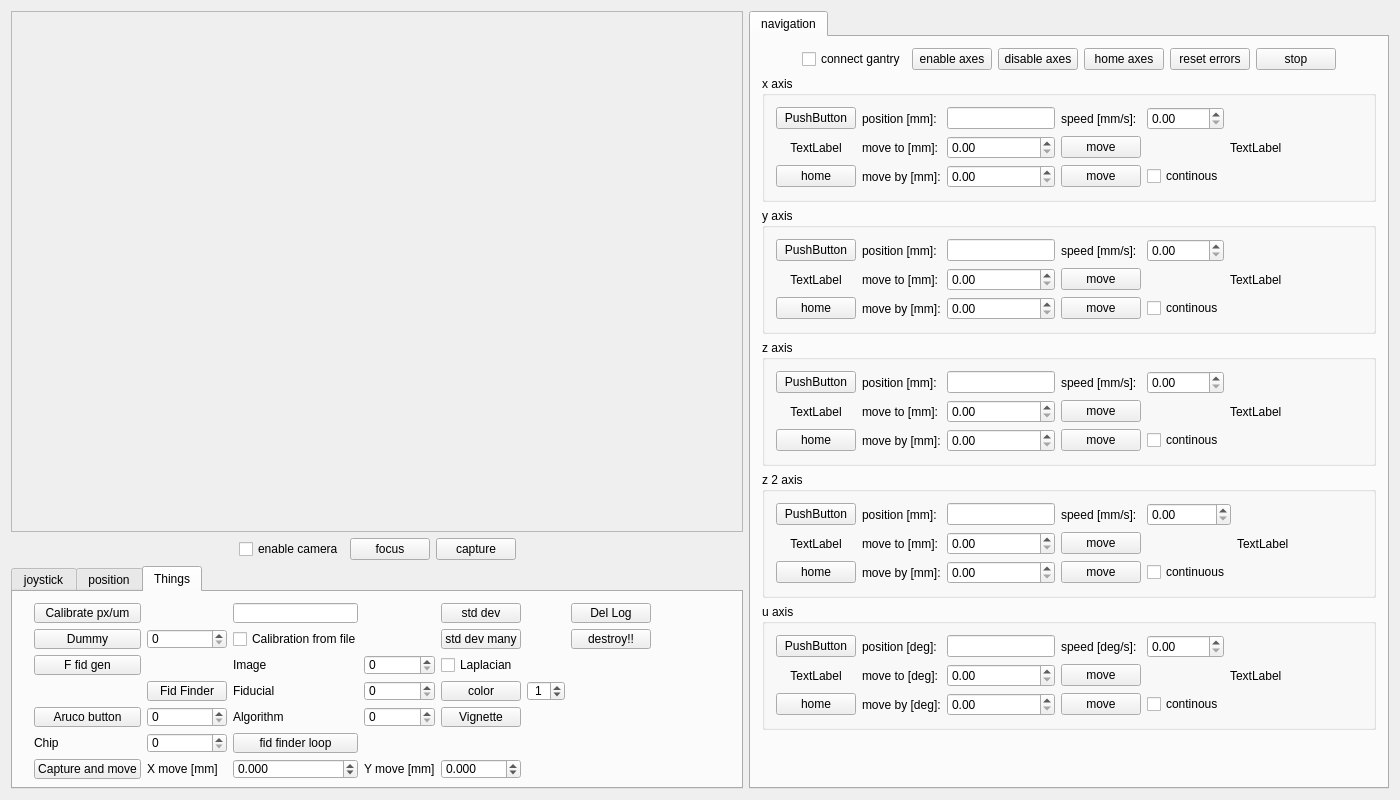
This is magrathea.ui in gitHleon/magrathea as Qt 5 draws it before an edit. The edited form follows.
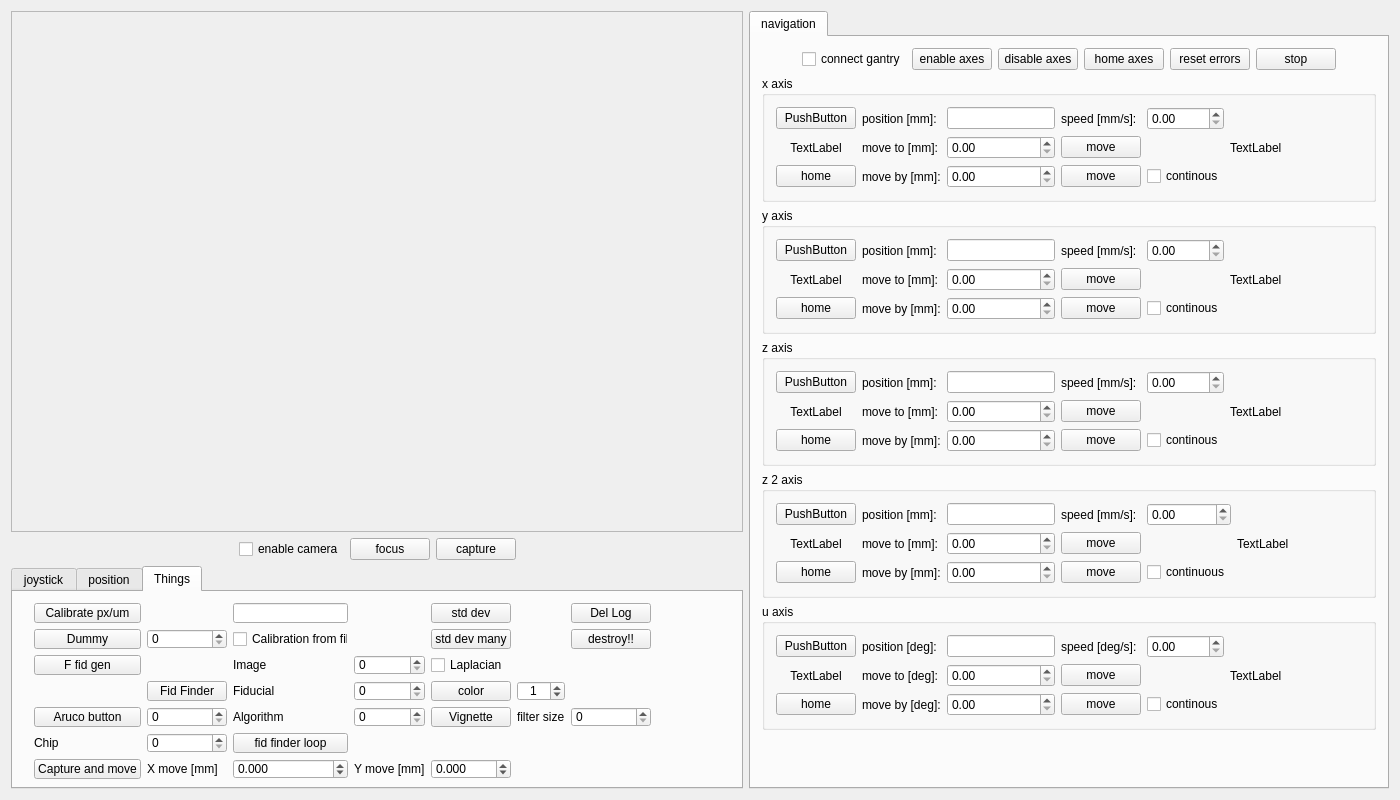
This is the edited form.

```diff
--- a/magrathea.ui
+++ b/magrathea.ui
@@ -759,6 +759,20 @@
             </property>
            </widget>
           </item>
+          <item row="4" column="6">
+           <widget class="QSpinBox" name="filter_spinBox">
+            <property name="maximum">
+             <number>200</number>
+            </property>
+           </widget>
+          </item>
+          <item row="4" column="5">
+           <widget class="QLabel" name="label_22">
+            <property name="text">
+             <string>filter size</string>
+            </property>
+           </widget>
+          </item>
          </layout>
         </widget>
        </widget>
```
